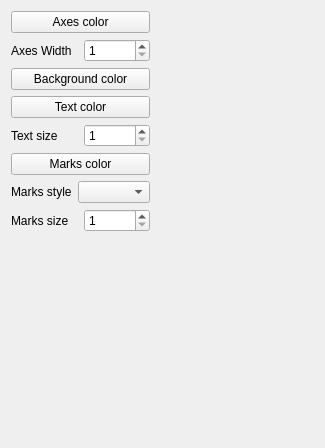
Old version of the form 1/src/forms_ui/settings_window.ui in the repository dazzlemon/diit_121-ipz_y2_cg.
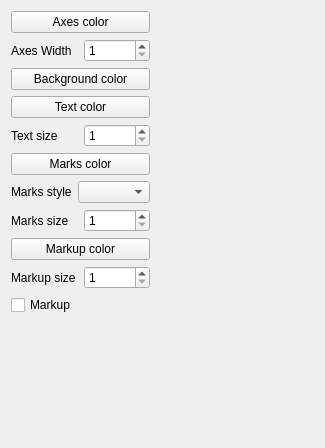
New version of the form.

Commit message: remains: text size, markup toggle

```diff
--- a/1/src/forms_ui/settings_window.ui
+++ b/1/src/forms_ui/settings_window.ui
@@ -127,6 +127,41 @@
        </item>
       </layout>
      </item>
+     <item>
+      <widget class="QPushButton" name="markupColorButton">
+       <property name="text">
+        <string>Markup color</string>
+       </property>
+      </widget>
+     </item>
+     <item>
+      <layout class="QHBoxLayout" name="horizontalLayout_5">
+       <item>
+        <widget class="QLabel" name="label_5">
+         <property name="text">
+          <string>Markup size</string>
+         </property>
+        </widget>
+       </item>
+       <item>
+        <widget class="QSpinBox" name="markupSizeSpinBox">
+         <property name="minimum">
+          <number>1</number>
+         </property>
+         <property name="maximum">
+          <number>64</number>
+         </property>
+        </widget>
+       </item>
+      </layout>
+     </item>
+     <item>
+      <widget class="QCheckBox" name="markupCheckBox">
+       <property name="text">
+        <string>Markup</string>
+       </property>
+      </widget>
+     </item>
      <item>
       <spacer name="verticalSpacer">
        <property name="orientation">
```
The commit also changes 9 other files.
